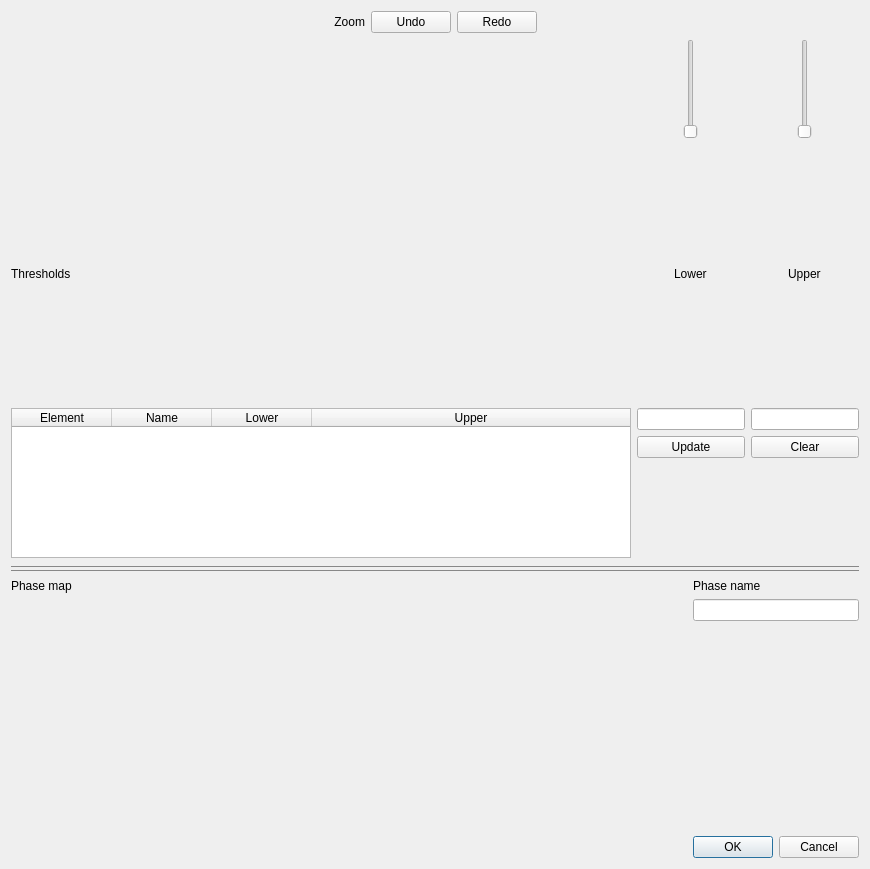
First picture: the form in src/resources/ui_new_phase_filtered_dialog.ui, repository ianthomas23/QACD-quack, before the edit.
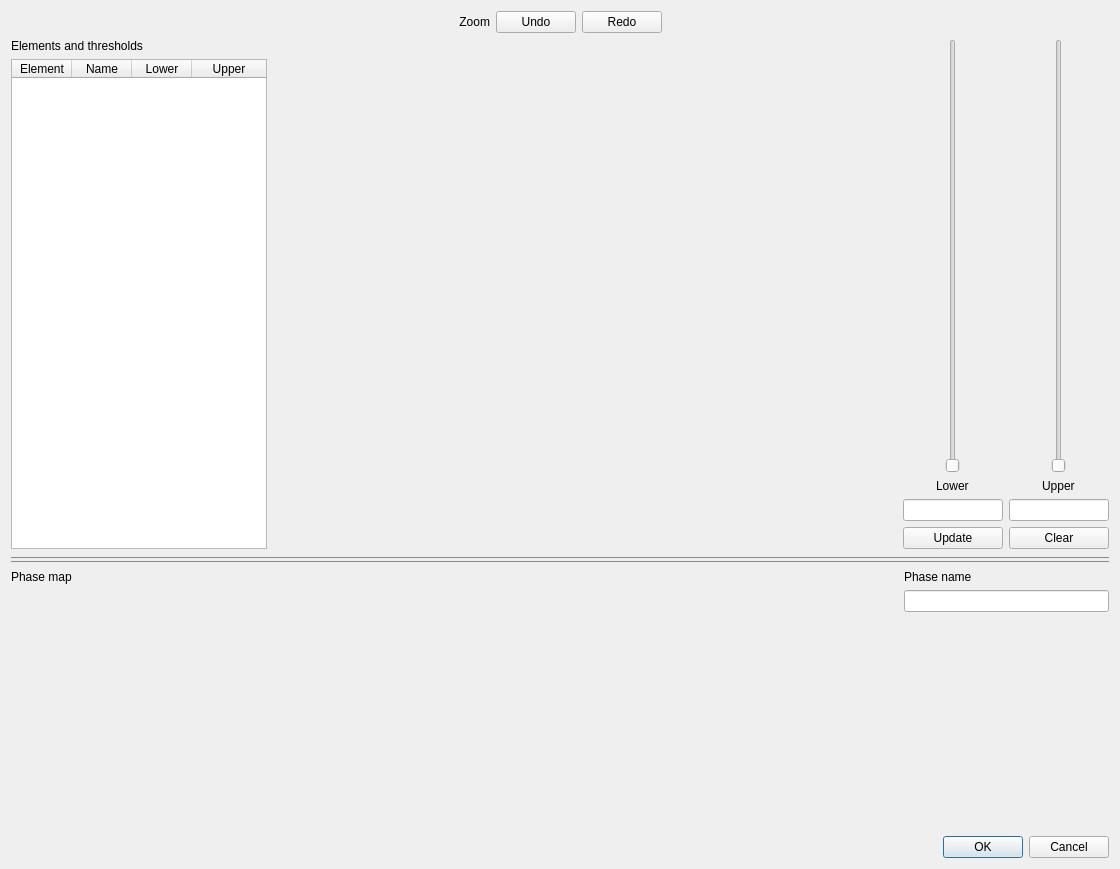
Second picture: the form after the edit. Custom widgets are drawn as their Qt base class.

Commit message: Reorganised new phase filtered dialog

Patch:
```diff
--- a/src/resources/ui_new_phase_filtered_dialog.ui
+++ b/src/resources/ui_new_phase_filtered_dialog.ui
@@ -6,7 +6,7 @@
    <rect>
     <x>0</x>
     <y>0</y>
-    <width>870</width>
+    <width>1120</width>
     <height>869</height>
    </rect>
   </property>
@@ -74,89 +74,35 @@
      <property name="childrenCollapsible">
       <bool>false</bool>
      </property>
-     <widget class="QWidget" name="gridLayoutWidgetTop">
-      <layout class="QGridLayout" name="gridLayoutTop" rowstretch="0,1,0,0,0" columnstretch="1,0,0">
-       <item row="0" column="0">
-        <widget class="MatplotlibWidget" name="elementMatplotlibWidget" native="true">
-         <property name="sizePolicy">
-          <sizepolicy hsizetype="Expanding" vsizetype="Expanding">
-           <horstretch>0</horstretch>
-           <verstretch>0</verstretch>
-          </sizepolicy>
-         </property>
-         <property name="minimumSize">
-          <size>
-           <width>100</width>
-           <height>100</height>
-          </size>
-         </property>
-        </widget>
-       </item>
-       <item row="0" column="1" alignment="Qt::AlignHCenter">
-        <widget class="QSlider" name="lowerSlider">
-         <property name="singleStep">
-          <number>10</number>
-         </property>
-         <property name="pageStep">
-          <number>100</number>
-         </property>
-         <property name="orientation">
-          <enum>Qt::Vertical</enum>
-         </property>
-        </widget>
-       </item>
-       <item row="0" column="2" alignment="Qt::AlignHCenter">
-        <widget class="QSlider" name="upperSlider">
-         <property name="singleStep">
-          <number>10</number>
-         </property>
-         <property name="pageStep">
-          <number>100</number>
-         </property>
-         <property name="orientation">
-          <enum>Qt::Vertical</enum>
-         </property>
-        </widget>
-       </item>
-       <item row="1" column="0">
-        <widget class="QLabel" name="label_3">
-         <property name="text">
-          <string>Thresholds</string>
-         </property>
-        </widget>
-       </item>
-       <item row="1" column="1" alignment="Qt::AlignHCenter">
+     <widget class="QWidget" name="layoutWidgetTop">
+      <layout class="QHBoxLayout" name="hTopLayout" stretch="0,1,0">
+       <item>
+        <layout class="QVBoxLayout" name="vTopLeftLayout">
+         <item>
         <widget class="QLabel" name="label">
          <property name="text">
-          <string>Lower</string>
+            <string>Elements and thresholds</string>
          </property>
         </widget>
        </item>
-       <item row="1" column="2" alignment="Qt::AlignHCenter">
-        <widget class="QLabel" name="label_2">
-         <property name="text">
-          <string>Upper</string>
-         </property>
-        </widget>
-       </item>
-       <item row="2" column="0" rowspan="3">
+         <item>
         <widget class="QTableWidget" name="elementTable">
          <property name="sizePolicy">
-          <sizepolicy hsizetype="Expanding" vsizetype="Expanding">
+            <sizepolicy hsizetype="Minimum" vsizetype="Expanding">
            <horstretch>0</horstretch>
-           <verstretch>0</verstretch>
+             <verstretch>1</verstretch>
           </sizepolicy>
          </property>
          <property name="minimumSize">
           <size>
            <width>0</width>
-           <height>150</height>
+             <height>0</height>
           </size>
          </property>
          <property name="maximumSize">
           <size>
            <width>16777215</width>
-           <height>150</height>
+             <height>16777215</height>
           </size>
          </property>
          <property name="selectionMode">
@@ -174,9 +120,21 @@
          <property name="columnCount">
           <number>4</number>
          </property>
+           <attribute name="horizontalHeaderCascadingSectionResizes">
+            <bool>false</bool>
+           </attribute>
+           <attribute name="horizontalHeaderDefaultSectionSize">
+            <number>60</number>
+           </attribute>
          <attribute name="horizontalHeaderHighlightSections">
           <bool>false</bool>
          </attribute>
+           <attribute name="horizontalHeaderMinimumSectionSize">
+            <number>14</number>
+           </attribute>
+           <attribute name="horizontalHeaderShowSortIndicator" stdset="0">
+            <bool>true</bool>
+           </attribute>
          <attribute name="horizontalHeaderStretchLastSection">
           <bool>true</bool>
          </attribute>
@@ -205,7 +163,67 @@
          </column>
         </widget>
        </item>
-       <item row="2" column="1">
+        </layout>
+       </item>
+       <item>
+        <widget class="MatplotlibWidget" name="elementMatplotlibWidget" native="true">
+         <property name="sizePolicy">
+          <sizepolicy hsizetype="Expanding" vsizetype="Expanding">
+           <horstretch>1</horstretch>
+           <verstretch>1</verstretch>
+          </sizepolicy>
+         </property>
+         <property name="minimumSize">
+          <size>
+           <width>100</width>
+           <height>100</height>
+          </size>
+         </property>
+        </widget>
+       </item>
+       <item>
+        <layout class="QGridLayout" name="gridTopRightLayout">
+         <item row="0" column="0" alignment="Qt::AlignHCenter">
+          <widget class="QSlider" name="lowerSlider">
+           <property name="singleStep">
+            <number>10</number>
+           </property>
+           <property name="pageStep">
+            <number>100</number>
+           </property>
+           <property name="orientation">
+            <enum>Qt::Vertical</enum>
+           </property>
+          </widget>
+         </item>
+         <item row="0" column="1" alignment="Qt::AlignHCenter">
+          <widget class="QSlider" name="upperSlider">
+           <property name="singleStep">
+            <number>10</number>
+           </property>
+           <property name="pageStep">
+            <number>100</number>
+           </property>
+           <property name="orientation">
+            <enum>Qt::Vertical</enum>
+           </property>
+          </widget>
+         </item>
+         <item row="1" column="0" alignment="Qt::AlignHCenter">
+          <widget class="QLabel" name="label">
+           <property name="text">
+            <string>Lower</string>
+           </property>
+          </widget>
+         </item>
+         <item row="1" column="1" alignment="Qt::AlignHCenter">
+          <widget class="QLabel" name="label_2">
+           <property name="text">
+            <string>Upper</string>
+           </property>
+          </widget>
+         </item>
+         <item row="2" column="0">
         <widget class="QLineEdit" name="lowerLineEdit">
          <property name="sizePolicy">
           <sizepolicy hsizetype="Minimum" vsizetype="Fixed">
@@ -213,25 +231,18 @@
            <verstretch>0</verstretch>
           </sizepolicy>
          </property>
-         <property name="readOnly">
-          <bool>true</bool>
-         </property>
-        </widget>
-       </item>
-       <item row="2" column="2">
-        <widget class="QLineEdit" name="upperLineEdit">
-         <property name="sizePolicy">
-          <sizepolicy hsizetype="Minimum" vsizetype="Fixed">
-           <horstretch>0</horstretch>
-           <verstretch>0</verstretch>
-          </sizepolicy>
-         </property>
+           <property name="maximumSize">
+            <size>
+             <width>100</width>
+             <height>16777215</height>
+            </size>
+           </property>
          <property name="readOnly">
           <bool>true</bool>
          </property>
         </widget>
        </item>
-       <item row="3" column="1">
+         <item row="3" column="0">
         <widget class="QPushButton" name="updateThresholdsButton">
          <property name="sizePolicy">
           <sizepolicy hsizetype="Minimum" vsizetype="Fixed">
@@ -244,7 +255,7 @@
          </property>
         </widget>
        </item>
-       <item row="3" column="2">
+         <item row="3" column="1">
         <widget class="QPushButton" name="clearThresholdsButton">
          <property name="sizePolicy">
           <sizepolicy hsizetype="Minimum" vsizetype="Fixed">
@@ -257,10 +268,31 @@
          </property>
         </widget>
        </item>
+         <item row="2" column="1">
+          <widget class="QLineEdit" name="upperLineEdit">
+           <property name="sizePolicy">
+            <sizepolicy hsizetype="Minimum" vsizetype="Fixed">
+             <horstretch>0</horstretch>
+             <verstretch>0</verstretch>
+            </sizepolicy>
+           </property>
+           <property name="maximumSize">
+            <size>
+             <width>100</width>
+             <height>16777215</height>
+            </size>
+           </property>
+           <property name="readOnly">
+            <bool>true</bool>
+           </property>
+          </widget>
+         </item>
+        </layout>
+       </item>
       </layout>
      </widget>
      <widget class="QWidget" name="gridLayoutWidgetBottom">
-      <layout class="QGridLayout" name="gridLayoutBottom" rowstretch="0,1,0" columnstretch="1,0">
+      <layout class="QGridLayout" name="gridLayoutBottom" rowstretch="0,1,0" columnstretch="0,1" columnminimumwidth="1,0">
        <item row="0" column="0">
         <widget class="QLabel" name="label_5">
          <property name="text">
@@ -270,6 +302,12 @@
        </item>
        <item row="0" column="1">
         <widget class="QLabel" name="label_4">
+         <property name="maximumSize">
+          <size>
+           <width>205</width>
+           <height>16777215</height>
+          </size>
+         </property>
          <property name="text">
           <string>Phase name</string>
          </property>
@@ -278,19 +316,25 @@
        <item row="1" column="1" alignment="Qt::AlignTop">
         <widget class="QLineEdit" name="nameEdit">
          <property name="sizePolicy">
-          <sizepolicy hsizetype="Expanding" vsizetype="Fixed">
+          <sizepolicy hsizetype="Preferred" vsizetype="Fixed">
            <horstretch>0</horstretch>
            <verstretch>0</verstretch>
           </sizepolicy>
          </property>
+         <property name="maximumSize">
+          <size>
+           <width>205</width>
+           <height>16777215</height>
+          </size>
+         </property>
         </widget>
        </item>
-       <item row="1" column="0">
+       <item row="1" column="0" rowspan="2">
         <widget class="MatplotlibWidget" name="phaseMatplotlibWidget" native="true">
          <property name="sizePolicy">
           <sizepolicy hsizetype="Preferred" vsizetype="Preferred">
-           <horstretch>0</horstretch>
-           <verstretch>0</verstretch>
+           <horstretch>1</horstretch>
+           <verstretch>1</verstretch>
           </sizepolicy>
          </property>
          <property name="minimumSize">
@@ -310,6 +354,18 @@
        </item>
        <item row="2" column="1">
         <widget class="QDialogButtonBox" name="buttonBox">
+         <property name="sizePolicy">
+          <sizepolicy hsizetype="Minimum" vsizetype="Fixed">
+           <horstretch>0</horstretch>
+           <verstretch>0</verstretch>
+          </sizepolicy>
+         </property>
+         <property name="maximumSize">
+          <size>
+           <width>205</width>
+           <height>16777215</height>
+          </size>
+         </property>
          <property name="orientation">
           <enum>Qt::Horizontal</enum>
          </property>
```
Lines whose indentation alone changed are shown as unchanged. The commit also changes 2 other files.
